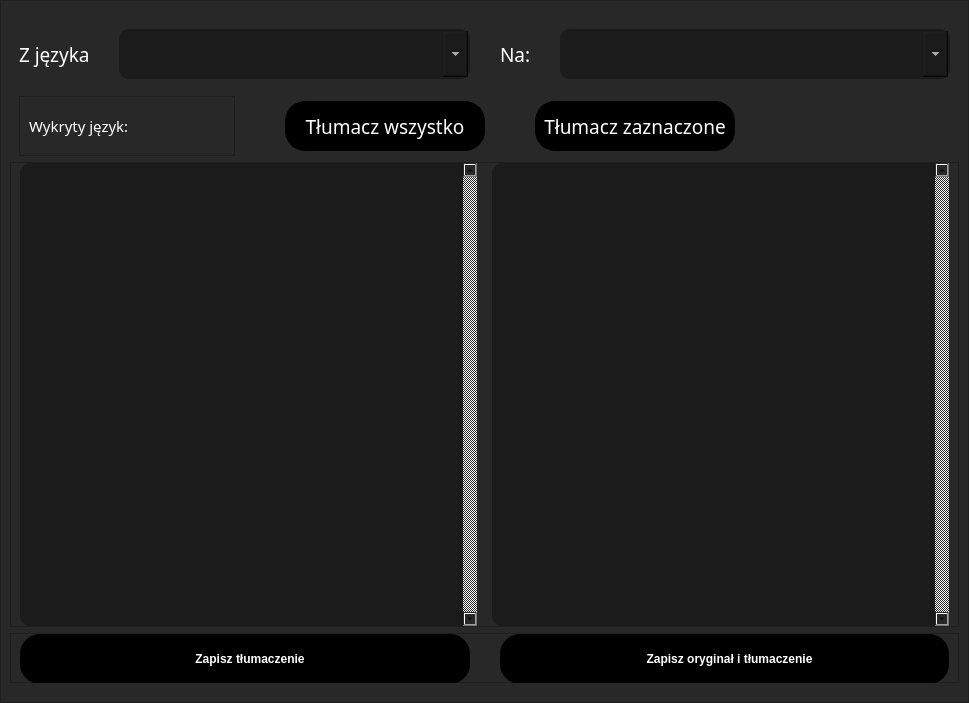
Old version of the form uiForms/translateUI.ui in the repository krzysztofrutana/OCR-Desktop.
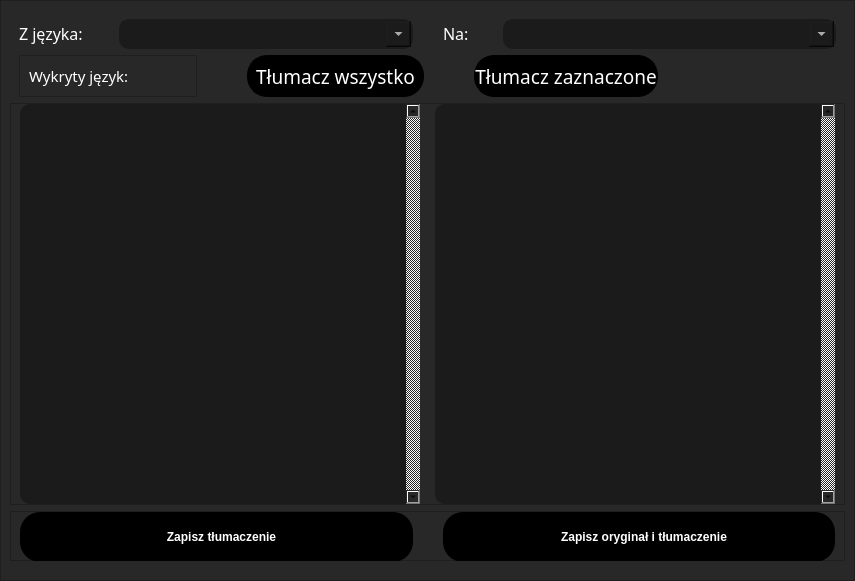
New version of the form. Icons and pictures are not drawn.

Commit message: - Add image queue to recognize. - Make window smaller for HD resolution. - Change preview method to delete bug (but this is not perfect). - Other small things.

Diff of the .ui file:
```diff
--- a/uiForms/translateUI.ui
+++ b/uiForms/translateUI.ui
@@ -6,8 +6,8 @@
    <rect>
     <x>0</x>
     <y>0</y>
-    <width>969</width>
-    <height>703</height>
+    <width>855</width>
+    <height>580</height>
    </rect>
   </property>
   <property name="windowTitle">
@@ -52,7 +52,7 @@
         <property name="maximumSize">
          <size>
           <width>16777215</width>
-          <height>80</height>
+          <height>50</height>
          </size>
         </property>
         <property name="frameShape">
@@ -90,7 +90,7 @@
              <property name="font">
               <font>
                <family>Impact</family>
-               <pointsize>14</pointsize>
+               <pointsize>12</pointsize>
               </font>
              </property>
              <property name="styleSheet">
@@ -106,7 +106,7 @@
              <property name="minimumSize">
               <size>
                <width>50</width>
-               <height>50</height>
+               <height>30</height>
               </size>
              </property>
              <property name="font">
@@ -158,7 +158,7 @@
              <property name="font">
               <font>
                <family>Impact</family>
-               <pointsize>14</pointsize>
+               <pointsize>12</pointsize>
               </font>
              </property>
              <property name="styleSheet">
@@ -174,7 +174,7 @@
              <property name="minimumSize">
               <size>
                <width>50</width>
-               <height>50</height>
+               <height>30</height>
               </size>
              </property>
              <property name="font">
@@ -537,7 +537,7 @@
            <property name="minimumSize">
             <size>
              <width>400</width>
-             <height>100</height>
+             <height>400</height>
             </size>
            </property>
            <property name="maximumSize">
```
The commit also changes 5 other files.
